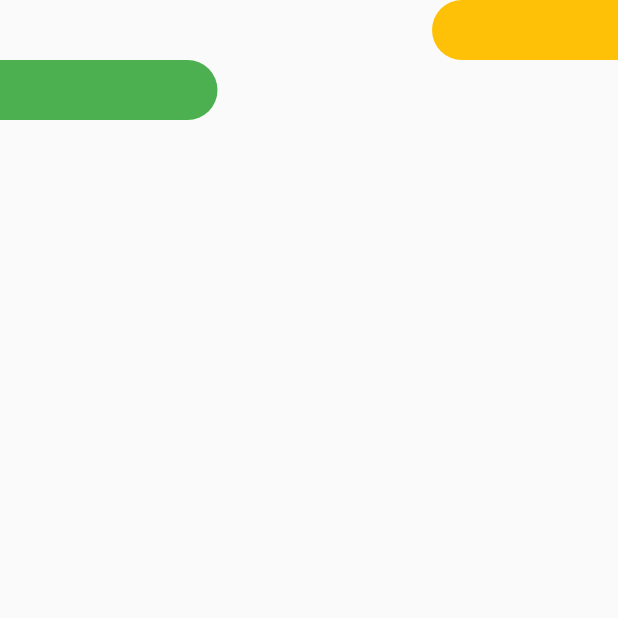
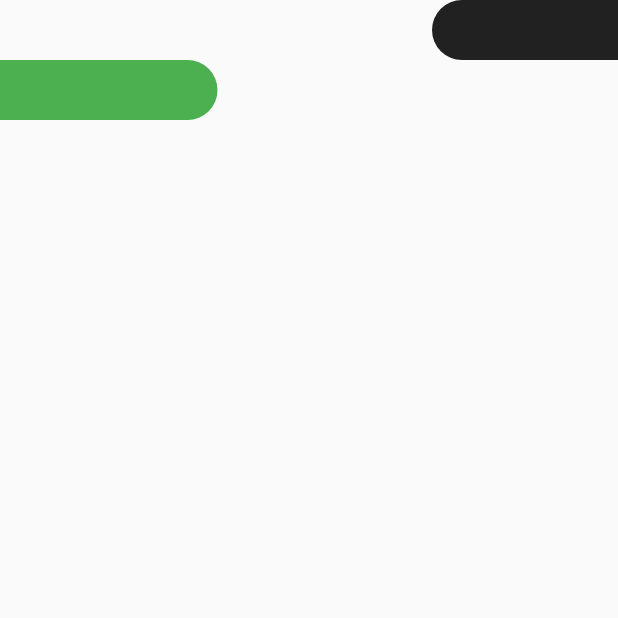
Before and after one commit to Milad-heydarloo/bmi_calculator, a Flutter app: the screen it shows after launch, on a phone screen of 412 x 824 dp, the top half of it. Run offline on Flutter 3.47's test engine with Material 2 defaults, Android fonts, the phone set to English and light mode, and no system bars; our stand-ins replace hexcolor.

Commit message:
final Color greenback = HexColor('#212121');

```diff
--- /dev/null
+++ b/lib/constance/constance.dart
@@ -0,0 +1,10 @@
+//https://materialui.co/colors/
+//ye code rang Hx bar midari
+// code ro mizani to dependenci
+//https://pub.dev/packages/hexcolor
+//flutter pub add hexcolor
+//
+import 'package:flutter/material.dart';
+import 'package:hexcolor/hexcolor.dart';
+
+final Color greenback = HexColor('#212121');
--- a/lib/widget/background_shape_right.dart
+++ b/lib/widget/background_shape_right.dart
@@ -1,3 +1,4 @@
+import 'package:bmi_calculator/constance/constance.dart';
 import 'package:flutter/material.dart';
 
 class Right_shape extends StatelessWidget {
@@ -21,7 +22,7 @@ class Right_shape extends StatelessWidget {
                       bottomLeft: Radius.circular(20),
                       topLeft: Radius.circular(20),
                     ),
-                    color: Colors.amber),
+                    color: greenback),
           ),
         ],
       ),
--- a/pubspec.yaml
+++ b/pubspec.yaml
@@ -35,6 +35,7 @@ dependencies:
   # The following adds the Cupertino Icons font to your application.
   # Use with the CupertinoIcons class for iOS style icons.
   cupertino_icons: ^1.0.2
+  hexcolor: ^3.0.1
 
 dev_dependencies:
   flutter_test:
```
Also changed, not shown: pubspec.lock.
